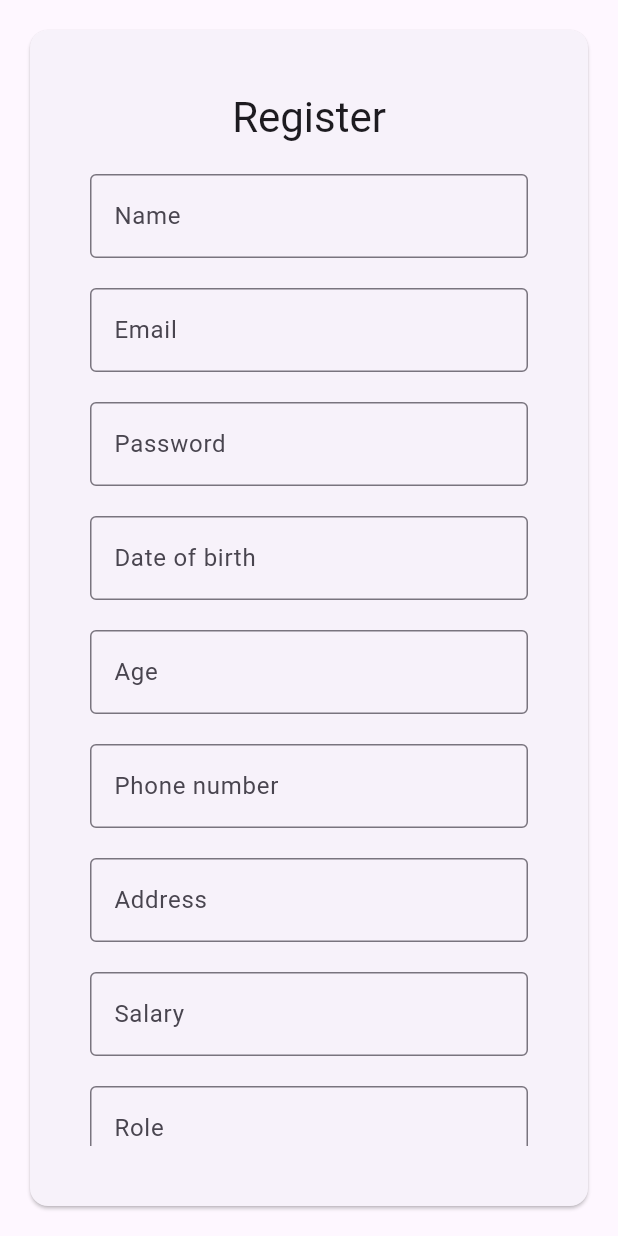
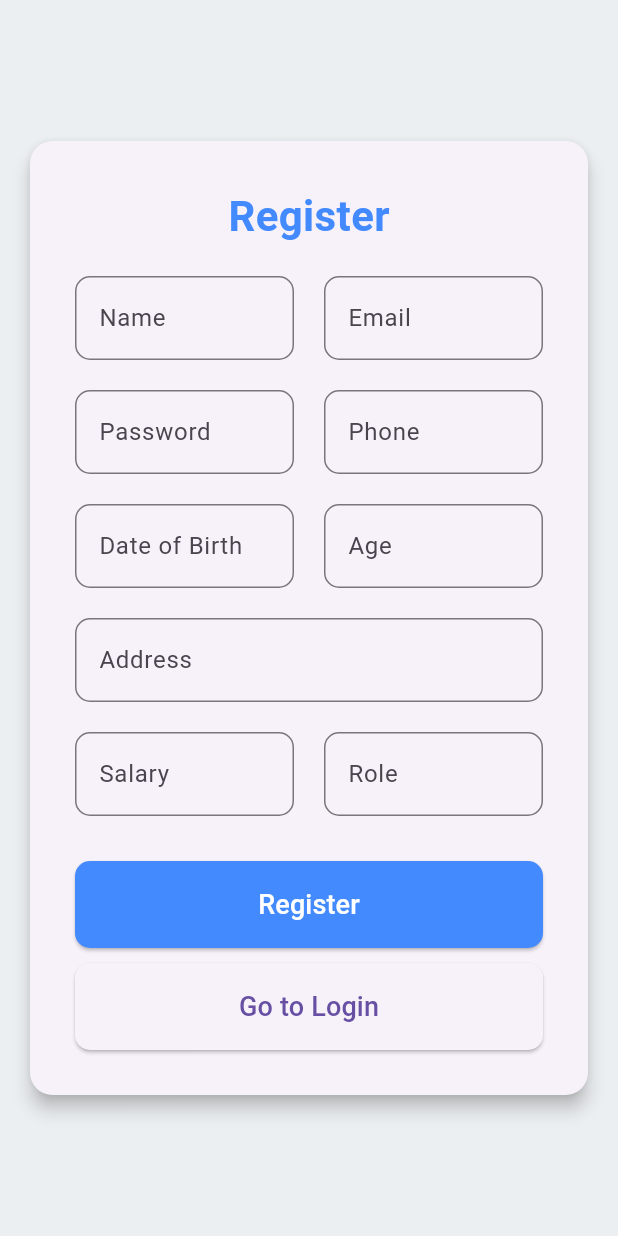
Before and after one commit to Rounaknyk/dbms, a Flutter app: the RegisterPage screen opened directly, on a phone screen of 412 x 824 dp. Run offline on Flutter 3.47's test engine with Material 3 defaults, Android fonts, the phone set to English and light mode, and no system bars.

Commit message:
lastest one

```diff
--- a/lib/pages/register_page.dart
+++ b/lib/pages/register_page.dart
@@ -1,13 +1,11 @@
 import 'dart:convert';
-
-import 'package:dbms/pages/login_page.dart';
 import 'package:flutter/material.dart';
 import 'package:http/http.dart' as http;
 import 'package:intl/intl.dart';
+import '../constants.dart';
+import 'login_page.dart';
 
 class RegisterPage extends StatefulWidget {
-  const RegisterPage({Key? key}) : super(key: key);
-
   @override
   _RegisterPageState createState() => _RegisterPageState();
 }
@@ -19,33 +17,28 @@ class _RegisterPageState extends State<RegisterPage> {
   final _nameController = TextEditingController();
   final _phoneController = TextEditingController();
   final _dobController = TextEditingController();
-  final _ageController = TextEditingController(); // New controller for age
+  final _ageController = TextEditingController();
   final _ssnController = TextEditingController();
   final _addressController = TextEditingController();
   final _salaryController = TextEditingController();
   final _roleController = TextEditingController();
 
   bool _isLoading = false;
-  DateTime selectedDate = DateTime.now();
+  DateTime _selectedDate = DateTime.now();
 
-  // New method to calculate age
   void _calculateAge(DateTime birthDate) {
     final DateTime now = DateTime.now();
     int age = now.year - birthDate.year;
-
-    // Adjust age if birthday hasn't occurred this year
-    if (now.month < birthDate.month ||
-        (now.month == birthDate.month && now.day < birthDate.day)) {
+    if (now.month < birthDate.month || (now.month == birthDate.month && now.day < birthDate.day)) {
       age--;
     }
-
     _ageController.text = age.toString();
   }
 
   Future<void> _selectDate(BuildContext context) async {
     final DateTime? picked = await showDatePicker(
       context: context,
-      initialDate: selectedDate,
+      initialDate: _selectedDate,
       firstDate: DateTime(1900),
       lastDate: DateTime.now(),
       builder: (context, child) {
@@ -56,27 +49,22 @@ class _RegisterPageState extends State<RegisterPage> {
               onPrimary: Colors.white,
               onSurface: Colors.black,
             ),
-            textButtonTheme: TextButtonThemeData(
-              style: TextButton.styleFrom(
-                foregroundColor: Colors.blue,
-              ),
-            ),
           ),
           child: child!,
         );
       },
     );
 
-    if (picked != null && picked != selectedDate) {
+    if (picked != null && picked != _selectedDate) {
       setState(() {
-        selectedDate = picked;
+        _selectedDate = picked;
         _dobController.text = DateFormat('dd-MM-yyyy').format(picked);
-        _calculateAge(picked); // Calculate age when date is selected
+        _calculateAge(picked);
       });
     }
   }
 
-  Future<void> _login() async {
+  Future<void> _register() async {
     if (_formKey.currentState!.validate()) {
       setState(() {
         _isLoading = true;
@@ -84,7 +72,7 @@ class _RegisterPageState extends State<RegisterPage> {
 
       try {
         final response = await http.post(
-          Uri.parse('http://localhost/dbms/php/register.php'),
+          Uri.parse('${baseUrl}register.php'),
           body: jsonEncode({
             'name': _nameController.text,
             'email': _emailController.text,
@@ -104,22 +92,29 @@ class _RegisterPageState extends State<RegisterPage> {
 
         if (data['status'] == 'success') {
           ScaffoldMessenger.of(context).showSnackBar(
-            const SnackBar(content: Text('Registration successful!')),
+            const SnackBar(
+              content: Text('Registration successful!'),
+              backgroundColor: Colors.green,
+            ),
           );
-          // Navigate to login page after successful registration
           Navigator.pushReplacement(
             context,
             MaterialPageRoute(builder: (context) => LoginPage()),
           );
         } else {
           ScaffoldMessenger.of(context).showSnackBar(
-            SnackBar(content: Text(data['message'])),
+            SnackBar(
+              content: Text(data['message']),
+              backgroundColor: Colors.red,
+            ),
           );
         }
       } catch (e) {
-        print(e);
         ScaffoldMessenger.of(context).showSnackBar(
-          SnackBar(content: Text('Connection error: $e')),
+          SnackBar(
+            content: Text('Connection error: $e'),
+            backgroundColor: Colors.red,
+          ),
         );
       }
 
@@ -128,45 +123,6 @@ class _RegisterPageState extends State<RegisterPage> {
       });
     }
   }
-
-  // Future<void> _login() async {
-  //   if (_formKey.currentState!.validate()) {
-  //     setState(() {
-  //       _isLoading = true;
-  //     });
-  //
-  //     try {
-  //       final response = await http.post(
-  //         Uri.parse('http://localhost/flutter_login/login.php'),
-  //         body: jsonEncode({
-  //           'email': _emailController.text,
-  //           'password': _passwordController.text,
-  //         }),
-  //         headers: {'Content-Type': 'application/json'},
-  //       );
-  //
-  //       final data = jsonDecode(response.body);
-  //
-  //       if (data['status'] == 'success') {
-  //         ScaffoldMessenger.of(context).showSnackBar(
-  //           const SnackBar(content: Text('Login successful!')),
-  //         );
-  //       } else {
-  //         ScaffoldMessenger.of(context).showSnackBar(
-  //           SnackBar(content: Text(data['message'])),
-  //         );
-  //       }
-  //     } catch (e) {
-  //       ScaffoldMessenger.of(context).showSnackBar(
-  //         const SnackBar(content: Text('Connection error')),
-  //       );
-  //     }
-  //
-  //     setState(() {
-  //       _isLoading = false;
-  //     });
-  //   }
-  // }
 
   @override
   void initState() {
@@ -177,181 +133,173 @@ class _RegisterPageState extends State<RegisterPage> {
   @override
   Widget build(BuildContext context) {
     return Scaffold(
+      backgroundColor: Colors.blueGrey[50],
       body: Center(
+        child: SingleChildScrollView(
+          child: Container(
+            width: 600,
             child: Card(
               margin: const EdgeInsets.all(20),
-          child: Container(
-            padding: const EdgeInsets.all(40),
-            constraints: const BoxConstraints(maxWidth: 400),
-            child: Form(
-              key: _formKey,
-              child: SingleChildScrollView(
+              shape: RoundedRectangleBorder(
+                borderRadius: BorderRadius.circular(15),
+              ),
+              elevation: 5,
+              child: Padding(
+                padding: const EdgeInsets.all(30),
                 child: Column(
                   mainAxisSize: MainAxisSize.min,
                   children: [
                     Text(
                       'Register',
-                      style: Theme.of(context).textTheme.headlineMedium,
+                      style: TextStyle(
+                        fontSize: 28,
+                        fontWeight: FontWeight.bold,
+                        color: Colors.blueAccent,
+                      ),
                     ),
                     const SizedBox(height: 20),
-                    TextFormField(
+                    Form(
+                      key: _formKey,
+                      child: Column(
+                        children: [
+                          Row(
+                            children: [
+                              Expanded(
+                                child: _buildTextField(
                                   controller: _nameController,
-                      decoration: const InputDecoration(
                                   labelText: 'Name',
-                        border: OutlineInputBorder(),
+                                  validator: (value) => value!.isEmpty ? 'Enter your name' : null,
                                 ),
+                              ),
+                              const SizedBox(width: 20),
+                              Expanded(
+                                child: _buildTextField(
+                                  controller: _emailController,
+                                  labelText: 'Email',
                                   validator: (value) {
-                        if (value == null || value.isEmpty) {
-                          return 'Please enter your name';
+                                    if (value!.isEmpty) return 'Enter your email';
+                                    if (!RegExp(r'^[\w-]+@([\w-]+\.)+[\w-]{2,4}$').hasMatch(value)) {
+                                      return 'Enter a valid email';
                                     }
                                     return null;
                                   },
                                 ),
+                              ),
+                            ],
+                          ),
                           const SizedBox(height: 20),
-                    TextFormField(
-                      controller: _emailController,
-                      decoration: const InputDecoration(
-                        labelText: 'Email',
-                        border: OutlineInputBorder(),
+                          Row(
+                            children: [
+                              Expanded(
+                                child: _buildTextField(
+                                  controller: _passwordController,
+                                  labelText: 'Password',
+                                  obscureText: true,
+                                  validator: (value) => value!.isEmpty ? 'Enter a password' : null,
                                 ),
+                              ),
+                              const SizedBox(width: 20),
+                              Expanded(
+                                child: _buildTextField(
+                                  controller: _phoneController,
+                                  labelText: 'Phone',
                                   validator: (value) {
-                        if (value == null || value.isEmpty) {
-                          return 'Please enter your email';
-                        }
+                                    if (value!.isEmpty) return 'Enter your phone number';
+                                    if (!RegExp(r'^\d{10}$').hasMatch(value)) return 'Enter a valid 10-digit phone';
                                     return null;
                                   },
                                 ),
+                              ),
+                            ],
+                          ),
                           const SizedBox(height: 20),
-                    TextFormField(
-                      controller: _passwordController,
-                      decoration: const InputDecoration(
-                        labelText: 'Password',
-                        border: OutlineInputBorder(),
+                          Row(
+                            children: [
+                              Expanded(
+                                child: GestureDetector(
+                                  onTap: () => _selectDate(context),
+                                  child: AbsorbPointer(
+                                    child: _buildTextField(
+                                      controller: _dobController,
+                                      labelText: 'Date of Birth',
+                                      validator: (value) => value!.isEmpty ? 'Select a date' : null,
                                     ),
-                      obscureText: true,
+                                  ),
+                                ),
+                              ),
+                              const SizedBox(width: 20),
+                              Expanded(
+                                child: _buildTextField(
+                                  controller: _ageController,
+                                  labelText: 'Age',
+                                  readOnly: true,
+                                ),
+                              ),
+                            ],
+                          ),
+                          const SizedBox(height: 20),
+                          _buildTextField(
+                            controller: _addressController,
+                            labelText: 'Address',
+                            validator: (value) => value!.isEmpty ? 'Enter your address' : null,
+                          ),
+                          const SizedBox(height: 20),
+                          Row(
+                            children: [
+                              Expanded(
+                                child: _buildTextField(
+                                  controller: _salaryController,
+                                  labelText: 'Salary',
                                   validator: (value) {
-                        if (value == null || value.isEmpty) {
-                          return 'Please enter your password';
-                        }
+                                    if (value!.isEmpty) return 'Enter your salary';
+                                    if (!RegExp(r'^\d+$').hasMatch(value)) return 'Enter a valid salary';
                                     return null;
                                   },
                                 ),
-                    const SizedBox(height: 20),
-                    TextFormField(
-                      onTap: () {
-                        _selectDate(context);
-                      },
-                      readOnly: true,
-                      controller: _dobController,
-                      decoration: const InputDecoration(
-                        labelText: 'Date of birth',
-                        border: OutlineInputBorder(),
                               ),
-                      validator: (value) {
-                        if (value == null || value.isEmpty) {
-                          return 'Please enter your dob';
-                        }
-                        return null;
-                      },
-                    ),
-                    const SizedBox(height: 20),
-                    TextFormField(
-                      controller: _ageController,
-                      readOnly: true,
-                      decoration: const InputDecoration(
-                        labelText: 'Age',
-                        border: OutlineInputBorder(),
+                              const SizedBox(width: 20),
+                              Expanded(
+                                child: _buildTextField(
+                                  controller: _roleController,
+                                  labelText: 'Role',
+                                  validator: (value) => value!.isEmpty ? 'Enter your role' : null,
                                 ),
                               ),
-                    const SizedBox(height: 20),
-                    TextFormField(
-                      controller: _phoneController,
-                      decoration: const InputDecoration(
-                        labelText: 'Phone number',
-                        border: OutlineInputBorder(),
+                            ],
                           ),
-                      validator: (value) {
-                        if (value == null || value.isEmpty) {
-                          return 'Please enter your phone number';
-                        }
-                        return null;
-                      },
+                          const SizedBox(height: 30),
+                          ElevatedButton(
+                            onPressed: _isLoading ? null : _register,
+                            style: ElevatedButton.styleFrom(
+                              padding: const EdgeInsets.symmetric(vertical: 16),
+                              minimumSize: const Size(double.infinity, 50),
+                              shape: RoundedRectangleBorder(
+                                borderRadius: BorderRadius.circular(10),
                               ),
-                    const SizedBox(height: 20),
-                    TextFormField(
-                      controller: _addressController,
-                      decoration: const InputDecoration(
-                        labelText: 'Address',
-                        border: OutlineInputBorder(),
-                      ),
-                      validator: (value) {
-                        if (value == null || value.isEmpty) {
-                          return 'Please enter your address';
-                        }
-                        return null;
-                      },
-                    ),
-                    const SizedBox(height: 20),
-                    TextFormField(
-                      controller: _salaryController,
-                      decoration: const InputDecoration(
-                        labelText: 'Salary',
-                        border: OutlineInputBorder(),
-                      ),
-                      validator: (value) {
-                        if (value == null || value.isEmpty) {
-                          return 'Please enter your salary';
-                        }
-                        return null;
-                      },
-                    ),
-                    const SizedBox(height: 20),
-                    TextFormField(
-                      controller: _roleController,
-                      decoration: const InputDecoration(
-                        labelText: 'Role',
-                        border: OutlineInputBorder(),
-                      ),
-                      validator: (value) {
-                        if (value == null || value.isEmpty) {
-                          return 'Please enter your role';
-                        }
-                        return null;
-                      },
-                    ),
-                    const SizedBox(height: 20),
-                    TextFormField(
-                      controller: _ssnController,
-                      decoration: const InputDecoration(
-                        labelText: 'SSN',
-                        border: OutlineInputBorder(),
-                      ),
-                      readOnly: true,
-                    ),
-                    const SizedBox(height: 20),
-                    SizedBox(
-                      width: double.infinity,
-                      child: ElevatedButton(
-                        onPressed: _isLoading ? null : _login,
-                        style: ElevatedButton.styleFrom(
-                          padding: const EdgeInsets.symmetric(vertical: 15),
+                              backgroundColor: Colors.blueAccent,
                             ),
                             child: _isLoading
                                 ? const CircularProgressIndicator(color: Colors.white)
-                            : const Text('Register'),
+                                : const Text('Register', style: TextStyle(fontSize: 18, color: Colors.white)),
+                          ),
+                          const SizedBox(height: 10),
+                          ElevatedButton(
+                            onPressed: _isLoading ? null : () {
+                              Navigator.pushReplacement(
+                                context,
+                                MaterialPageRoute(builder: (context) => LoginPage()),
+                              );
+                            },
+                            style: ElevatedButton.styleFrom(
+                              padding: const EdgeInsets.symmetric(vertical: 16),
+                              minimumSize: const Size(double.infinity, 50),
+                              shape: RoundedRectangleBorder(
+                                borderRadius: BorderRadius.circular(10),
                               ),
                             ),
-                    const SizedBox(height: 8.0),
-                    SizedBox(
-                      width: double.infinity,
-                      child: ElevatedButton(
-                        onPressed: _isLoading ? null : () {
-                          Navigator.push(context, MaterialPageRoute(builder: (context) => LoginPage()));
-                        },
-                        style: ElevatedButton.styleFrom(
-                          padding: const EdgeInsets.symmetric(vertical: 15),
+                            child: const Text('Go to Login', style: TextStyle(fontSize: 18)),
                           ),
-                        child: const Text('Go to Login'),
+                        ],
                       ),
                     ),
                   ],
@@ -363,4 +311,25 @@ class _RegisterPageState extends State<RegisterPage> {
       ),
     );
   }
+
+  Widget _buildTextField({
+    required TextEditingController controller,
+    required String labelText,
+    bool obscureText = false,
+    bool readOnly = false,
+    FormFieldValidator<String>? validator,
+  }) {
+    return TextFormField(
+      controller: controller,
+      decoration: InputDecoration(
+        labelText: labelText,
+        border: OutlineInputBorder(
+          borderRadius: BorderRadius.circular(10),
+        ),
+      ),
+      obscureText: obscureText,
+      readOnly: readOnly,
+      validator: validator,
+    );
   }
+}
```
Also changed, not shown: lib/pages/login_page.dart (+128 -72 lines). Lines whose indentation alone changed are shown as unchanged.
